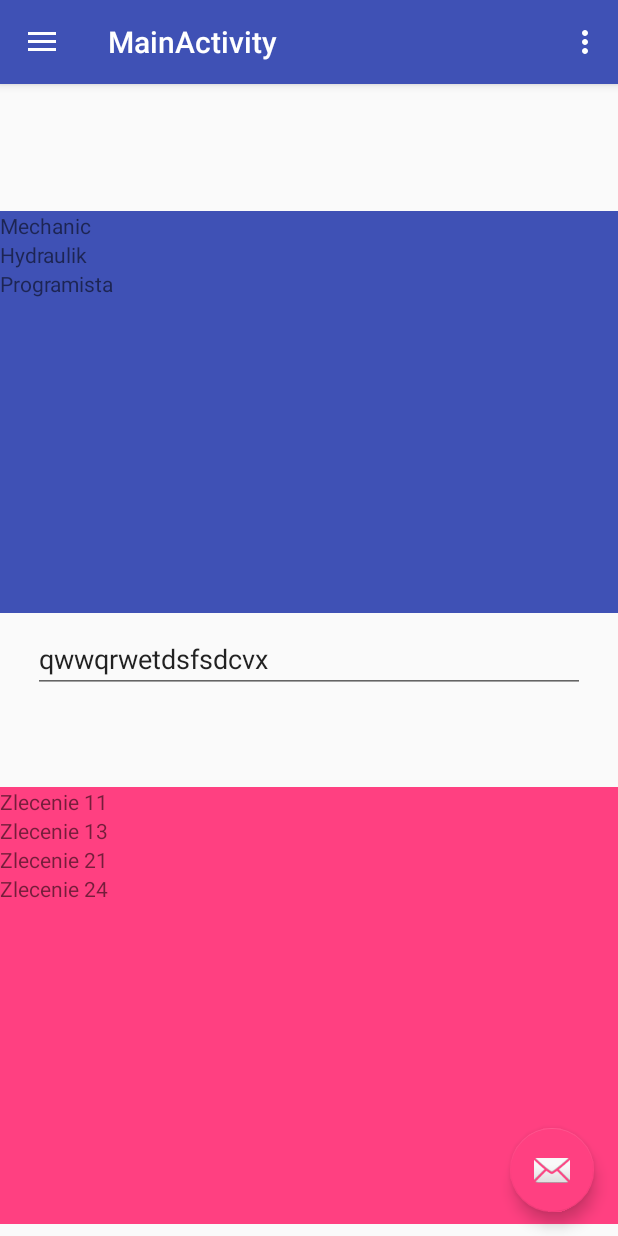
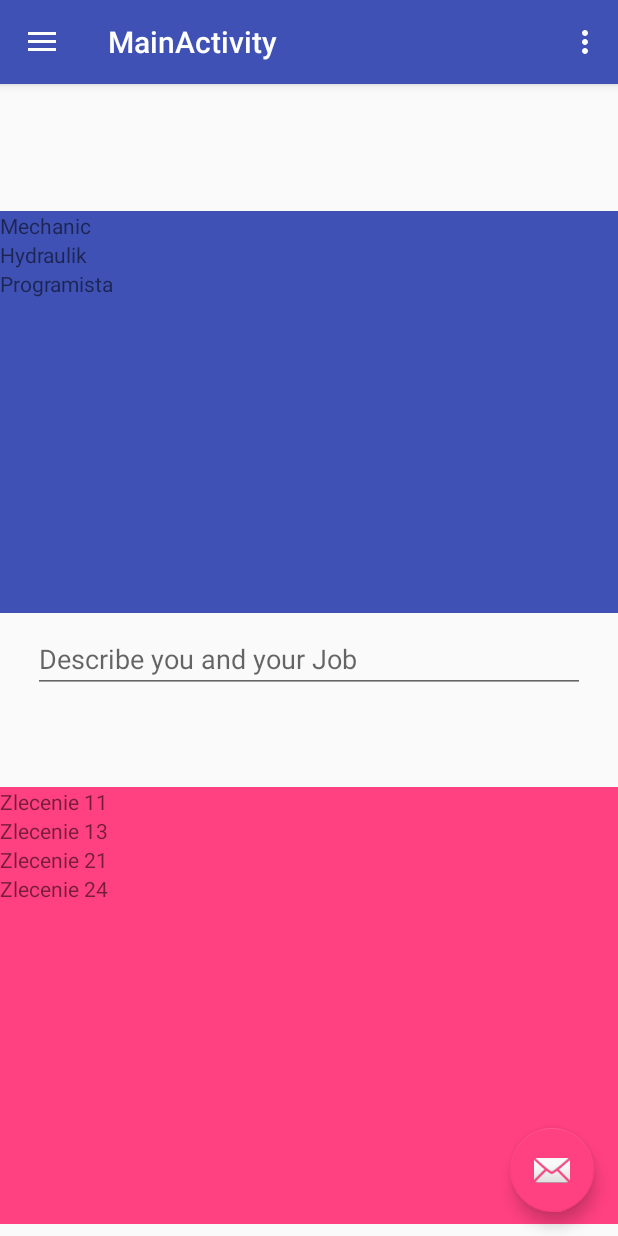
Before and after one commit to DSMP/FreelancerWorldAndroid, an Android app: the fragment UserProfileFragment placed in its activity, on a phone screen of 412 x 824 dp. Run offline under Robolectric (Android 15) with nearby library versions, the phone set to English and light mode, and no system bars; 2 statements that could not run were skipped.

Commit message:
Poprawiony EditText, dla Hint-a

```diff
--- a/app/src/main/res/layout/fragment_user_profile.xml
+++ b/app/src/main/res/layout/fragment_user_profile.xml
@@ -71,7 +71,7 @@
                 android:layout_width="match_parent"
                 android:layout_height="match_parent"
                 tools:layout_editor_absoluteX="8dp"
-                android:text="qwwqrwetdsfsdcvx"
+                android:hint="Describe you and your Job"
 
                 android:id="@+id/editText" />
         </ScrollView>
```
